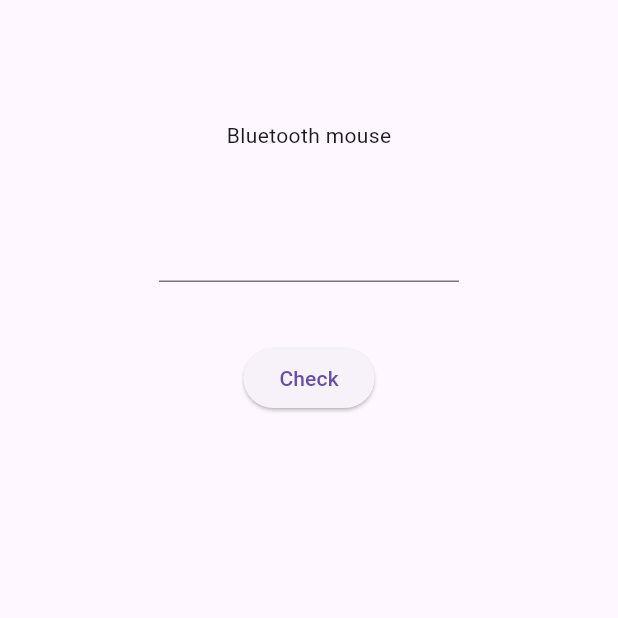
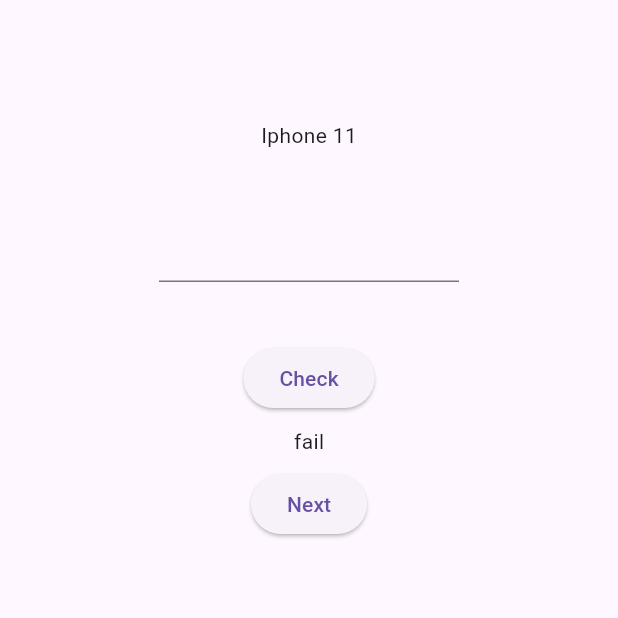
Before and after one commit to Le-Thinh/name_your_price, a Flutter app: the screen it shows after launch, after a tap on "Check", on a phone screen of 412 x 824 dp, the top half of it. Run offline on Flutter 3.47's test engine with Material 3 defaults, Android fonts, the phone set to English and light mode, and no system bars.

Commit message:
Check result and show product

```diff
--- a/lib/main.dart
+++ b/lib/main.dart
@@ -14,7 +14,7 @@ class MyApp extends StatelessWidget {
       debugShowCheckedModeBanner: false,
       title: 'Name Your Price',
       theme: ThemeData(primaryColor: Colors.blue),
-      home: const HomePage(),
+      home: HomePage(),
     );
   }
 }
--- a/lib/page/home_page.dart
+++ b/lib/page/home_page.dart
@@ -1,8 +1,34 @@
 import 'package:flutter/material.dart';
 import 'package:flutter/services.dart';
 
-class HomePage extends StatelessWidget {
+class ProductInfo {
+  final String name;
+  final int price;
+
+  ProductInfo(this.name, this.price);
+}
+
+final products = [
+  ProductInfo("Iphone 11", 11000000),
+  ProductInfo("Iphone 14", 36500000),
+  ProductInfo("SamSung Galaxy 1", 10),
+  ProductInfo("SamSung Galaxy 2", 60),
+  ProductInfo("SamSung Galaxy 3", 13216531),
+  ProductInfo("SamSung Galaxy 4", 432132),
+  ProductInfo("SamSung Galaxy 5", 165132),
+];
+
+class HomePage extends StatefulWidget {
   const HomePage({super.key});
+
+  @override
+  State<HomePage> createState() => _HomePageState();
+}
+
+class _HomePageState extends State<HomePage> {
+  int _currentProductIndex = 0;
+  int? _inputtedPrice;
+  String _result = '';
 
   @override
   Widget build(BuildContext context) {
@@ -11,20 +37,61 @@ class HomePage extends StatelessWidget {
         child: Column(
           children: [
             const Padding(padding: EdgeInsets.only(top: 80)),
-            const Text('Bluetooth mouse'),
+            Text(products[_currentProductIndex].name),
             const Padding(padding: EdgeInsets.only(top: 40)),
             SizedBox(
               width: 200,
               child: TextField(
+                key: const Key('priceInput'),
                 keyboardType:
                     const TextInputType.numberWithOptions(decimal: true),
                 inputFormatters: [FilteringTextInputFormatter.digitsOnly],
+                onChanged: (value) {
+                  _inputtedPrice = int.tryParse(value);
+                },
               ),
             ),
             const Padding(padding: EdgeInsets.only(top: 40)),
             ElevatedButton(
-              onPressed: () {},
+              onPressed: () {
+                setState(() {
+                  _result =
+                      _inputtedPrice == products[_currentProductIndex].price
+                          ? 'pass'
+                          : 'fail';
+                  // if (_currentProductIndex < 6) {
+                  //   _currentProductIndex++;
+                  // }
+                });
+              },
               child: const Text('Check'),
+            ),
+            SizedBox(
+              height: 8,
+            ),
+            Visibility(
+              visible: _result.isNotEmpty,
+              child: Text(
+                _result,
+                key: const Key('result'),
+              ),
+            ),
+            SizedBox(
+              height: 8,
+            ),
+            Visibility(
+              visible: _result.isNotEmpty,
+              child: ElevatedButton(
+                onPressed: () {
+                  setState(() {
+                    _result = '';
+                    if (_currentProductIndex < 6) {
+                      _currentProductIndex++;
+                    }
+                  });
+                },
+                child: const Text('Next'),
+              ),
             )
           ],
         ),
```
Also changed, not shown: 1 other file.
